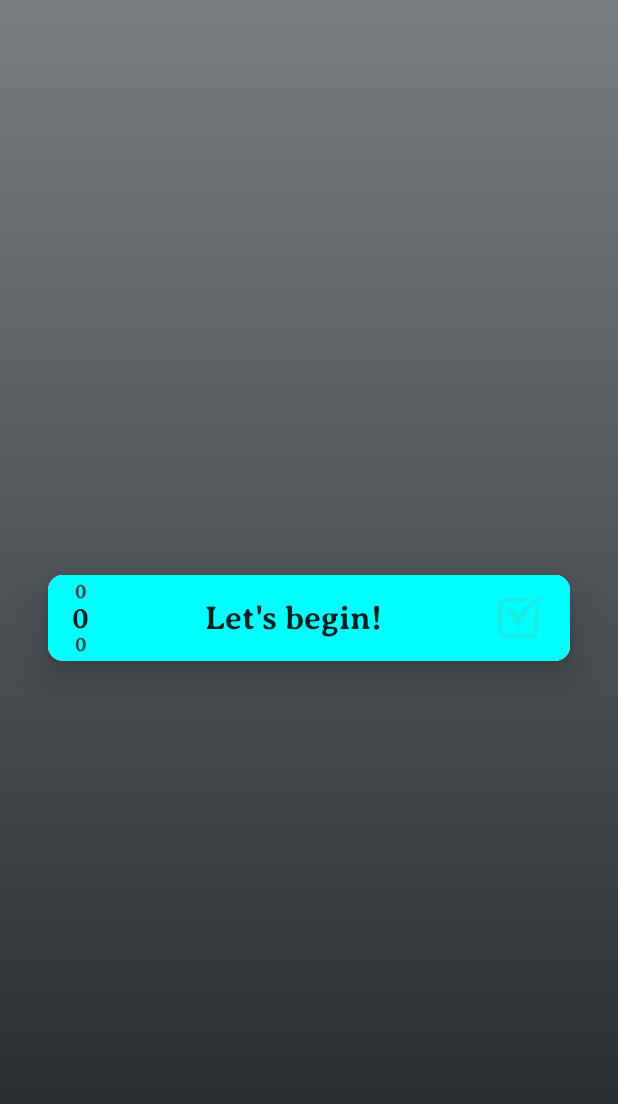
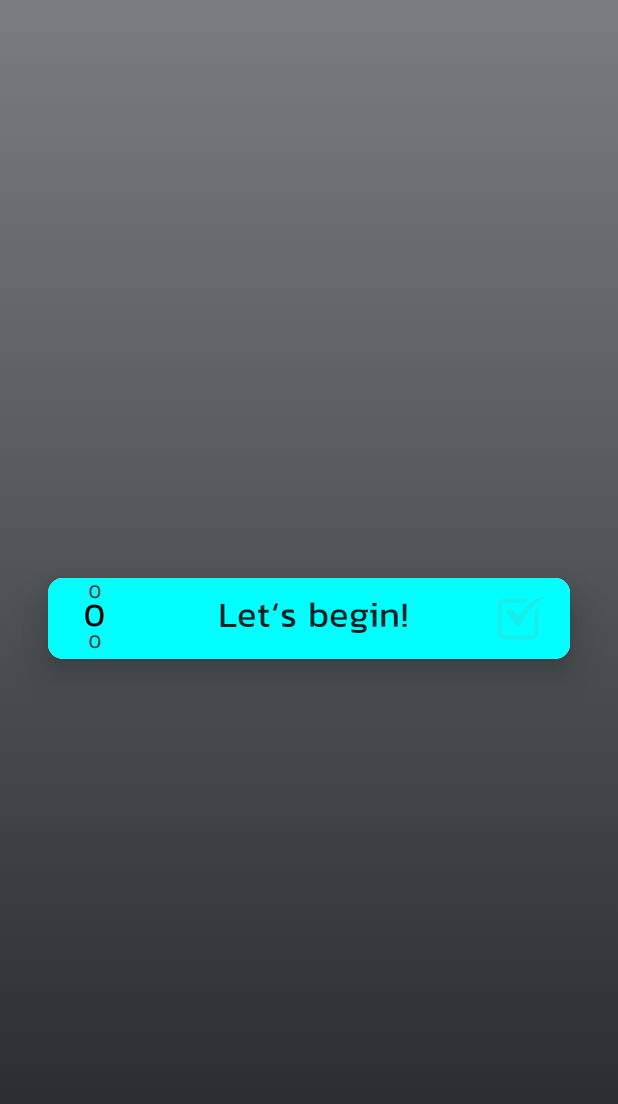
Before and after one commit to MargaritaBespalova/Shorts, an Android app built with Jetpack Compose: the screen it shows after launch (RootActivity), on a phone screen of 412 x 824 dp. Shown: the top 1104 px of the screen. Run offline under Robolectric (Android 15) with nearby library versions, the phone set to English and light mode, and no system bars.

Commit message:
deleted variables from RootActivity, add-on style for text, fix bugs

```diff
--- a/app/src/main/java/com/example/shorts/ui/RootActivity.kt
+++ b/app/src/main/java/com/example/shorts/ui/RootActivity.kt
@@ -10,10 +10,13 @@ import androidx.compose.foundation.layout.Column
 import androidx.compose.foundation.layout.fillMaxSize
 import androidx.compose.ui.Alignment
 import androidx.compose.ui.Modifier
+import androidx.compose.ui.graphics.toArgb
+import com.example.shorts.ui.theme.ShortsTheme
+import com.example.shorts.ui.theme.dark
+import com.example.shorts.ui.theme.light
 import com.example.shorts.ui.view_model.MainViewModel
+import com.example.shorts.ui.widgets.Background
 import com.example.shorts.ui.widgets.StartButton
-import com.example.shorts.ui.theme.ShortsTheme
-import com.example.shorts.ui.widgets.Background
 import com.example.shorts.ui.widgets.StopButton
 import org.koin.androidx.viewmodel.ext.android.viewModel
 import org.koin.core.parameter.parametersOf
@@ -23,22 +26,20 @@ class RootActivity : ComponentActivity() {
     private val handler = Handler(Looper.getMainLooper())
     private val viewModel: MainViewModel by viewModel { parametersOf(handler) }
     override fun onCreate(savedInstanceState: Bundle?) {
+        this.window.navigationBarColor = dark.toArgb()
+        this.window.statusBarColor = light.toArgb()
         super.onCreate(savedInstanceState)
         setContent {
             ShortsTheme {
-                val timeBox = viewModel.timeBox
-                val showStopButton = viewModel.stopButtonState
-                val time = viewModel.recoverTime
-                val checkIconState = viewModel.checkIconState
-                val startPhrase = viewModel.startPhrase
+                //val timeBox = viewModel.timeBox
                 Background()
                 Column(
                     modifier = Modifier.fillMaxSize(),
                     verticalArrangement = Arrangement.SpaceEvenly,
                     horizontalAlignment = Alignment.CenterHorizontally,
                 ) {
-                    StartButton(viewModel, timeBox, time, checkIconState, startPhrase)
-                    StopButton(showStopButton,viewModel)
+                    StartButton(viewModel)
+                    StopButton(viewModel)
                 }
             }
         }
--- a/app/src/main/java/com/example/shorts/ui/theme/Color.kt
+++ b/app/src/main/java/com/example/shorts/ui/theme/Color.kt
@@ -7,3 +7,5 @@ val Purple500 = Color(0xFF6200EE)
 val Purple700 = Color(0xFF3700B3)
 val Teal200 = Color(0xFF03DAC5)
 val Orange = Color(0xFFFF9800)
+val dark = Color(0xFF212428)
+val light = Color(0xFF797C80)
--- a/app/src/main/java/com/example/shorts/ui/theme/Type.kt
+++ b/app/src/main/java/com/example/shorts/ui/theme/Type.kt
@@ -1,6 +1,7 @@
 package com.example.shorts.ui.theme
 
 import androidx.compose.material.Typography
+import androidx.compose.ui.graphics.Color
 import androidx.compose.ui.text.TextStyle
 import androidx.compose.ui.text.font.Font
 import androidx.compose.ui.text.font.FontFamily
@@ -11,9 +12,20 @@ import com.example.shorts.R
 // Set of Material typography styles to start with
 val Typography = Typography(
     body1 = TextStyle(
+
         fontFamily = FontFamily.Default,
         fontWeight = FontWeight.Normal,
-        fontSize = 16.sp
+        fontSize = 16.sp,
+    ),
+    h6 = TextStyle(
+        color = Color.Black,
+        fontSize = 20.sp,
+        fontFamily = FontFamily(Font(R.font.kanit_cyrillic))
+    ),
+    caption = TextStyle(
+        color = Color.DarkGray,
+        fontSize = 12.sp,
+        fontFamily = FontFamily(Font(R.font.kanit_cyrillic))
     )
     /* Other default text styles to override
     button = TextStyle(
@@ -29,5 +41,4 @@ val Typography = Typography(
     */
 )
 
-val best_bold = FontFamily(Font(R.font.averia_serif_bold))
-val best_italic = FontFamily(Font(R.font.averia_serif_italic))
+val cyrillic = FontFamily(Font(R.font.kanit_cyrillic))
--- a/app/src/main/java/com/example/shorts/ui/view_model/MainViewModel.kt
+++ b/app/src/main/java/com/example/shorts/ui/view_model/MainViewModel.kt
@@ -59,7 +59,7 @@ class MainViewModel(
 
     fun getText(): String {
         return if (timeBox.firstStart) application.getString(R.string.stop)
-        else application.getString(R.string.need_rest)
+        else application.getString(R.string.maxed_out)
     }
 
     private fun isTrainingDone(done: Boolean) {
@@ -124,7 +124,7 @@ class MainViewModel(
     }
 
     private fun modifyPrompt(time: Int): String {
-        return if (time % 8 == 7) application.getString(R.string.do_it)
+        return if (time % 8 in (6..7)) application.getString(R.string.do_it)
         else application.getString(R.string.stay)
     }
 
--- a/app/src/main/java/com/example/shorts/ui/widgets/RecoverTimer.kt
+++ b/app/src/main/java/com/example/shorts/ui/widgets/RecoverTimer.kt
@@ -11,12 +11,10 @@ import androidx.compose.ui.Alignment
 import androidx.compose.ui.Modifier
 import androidx.compose.ui.graphics.Color
 import androidx.compose.ui.res.stringResource
-import androidx.compose.ui.tooling.preview.Preview
 import androidx.compose.ui.unit.dp
 import androidx.compose.ui.unit.sp
 import com.example.shorts.R
-import com.example.shorts.ui.theme.best_bold
-import com.example.shorts.ui.theme.best_italic
+import com.example.shorts.ui.theme.cyrillic
 import com.example.shorts.utils.FINISHED
 
 @Composable
@@ -36,15 +34,15 @@ fun RecoverTimer(time: String) {
                     text = stringResource(R.string.restore_energy),
                     modifier = Modifier.padding(end = 8.dp),
                     color = Color.White,
-                    fontSize = 13.sp,
-                    fontFamily = best_italic,
+                    fontSize = 12.sp,
+                    fontFamily = cyrillic,
                 )
                 Text(
                     text = time,
                     modifier = Modifier.padding(end = 12.dp),
                     color = Color.White,
-                    fontSize = 12.sp,
-                    fontFamily = best_italic,
+                    fontSize = 10.sp,
+                    fontFamily = cyrillic,
                 )
             }
         }
--- a/app/src/main/java/com/example/shorts/ui/widgets/StartButtonView.kt
+++ b/app/src/main/java/com/example/shorts/ui/widgets/StartButtonView.kt
@@ -10,9 +10,11 @@ import androidx.compose.foundation.layout.Row
 import androidx.compose.foundation.layout.fillMaxWidth
 import androidx.compose.foundation.layout.padding
 import androidx.compose.foundation.layout.size
+import androidx.compose.foundation.layout.width
 import androidx.compose.foundation.layout.widthIn
 import androidx.compose.foundation.shape.RoundedCornerShape
 import androidx.compose.material.Card
+import androidx.compose.material.MaterialTheme
 import androidx.compose.material.Text
 import androidx.compose.runtime.Composable
 import androidx.compose.ui.Alignment
@@ -24,19 +26,13 @@ import androidx.compose.ui.text.TextStyle
 import androidx.compose.ui.unit.dp
 import androidx.compose.ui.unit.sp
 import com.example.shorts.R
-import com.example.shorts.features.storage.domain.model.TimeBox
 import com.example.shorts.ui.theme.Orange
-import com.example.shorts.ui.theme.best_bold
-import com.example.shorts.ui.theme.best_italic
+import com.example.shorts.ui.theme.cyrillic
 import com.example.shorts.ui.view_model.MainViewModel
 
 @Composable
 fun StartButton(
     viewModel: MainViewModel,
-    timeBox: TimeBox,
-    recoverTime: String,
-    checkIconState: Float,
-    startPhrase: String
 ) {
     Column(
         modifier = Modifier.padding(32.dp)
@@ -48,30 +44,40 @@ fun StartButton(
         ) {
             Box(
                 modifier = Modifier.background(
-                    if (timeBox.currentTime % 8 == 7) Orange
+                    if (viewModel.timeBox.currentTime % 8 in (6..7)) Orange
                     else Color.Cyan)
             ) {
                 Row(
                     modifier = Modifier
                         .fillMaxWidth()
-                        .padding(start = 16.dp, top = 4.dp, end = 16.dp, bottom = 4.dp),
+                        .padding(start = 8.dp, top = 4.dp, end = 16.dp, bottom = 4.dp),
                     horizontalArrangement = Arrangement.SpaceBetween,
                     verticalAlignment = Alignment.CenterVertically
                 ) {
                     Column(
+                        modifier = Modifier.width(46.dp),
                         verticalArrangement = Arrangement.SpaceBetween,
                         horizontalAlignment = Alignment.CenterHorizontally
                     ) {
-                        Text(text = "${timeBox.aboveTime}", color = Color.DarkGray, fontSize = 13.sp, fontFamily = best_bold)
-                        Text(text = "${timeBox.currentTime}", fontSize = 19.sp, fontFamily = best_bold)
-                        Text(text = "${timeBox.belowTime}", color = Color.DarkGray, fontSize = 13.sp, fontFamily = best_bold)
+                        Text(
+                            text = "${viewModel.timeBox.aboveTime}",
+                            style = MaterialTheme.typography.caption
+                        )
+                        Text(
+                            text = "${viewModel.timeBox.currentTime}",
+                            style = MaterialTheme.typography.h6
+                        )
+                        Text(
+                            text = "${viewModel.timeBox.belowTime}",
+                            style = MaterialTheme.typography.caption
+                        )
                     }
                     Text(
-                        text = startPhrase,
+                        text = viewModel.startPhrase,
                         modifier = Modifier.widthIn(max = 200.dp),
                         style = TextStyle.Default,
-                        fontSize = if (startPhrase.length > 14) 19.sp else 22.sp,
-                        fontFamily = best_bold,
+                        fontSize = if (viewModel.startPhrase.length > 14) 19.sp else 22.sp,
+                        fontFamily = cyrillic,
                         maxLines = 1,
                     )
                     Image(
@@ -79,12 +85,12 @@ fun StartButton(
                         contentDescription = "check",
                         modifier = Modifier
                             .size(32.dp)
-                            .graphicsLayer { alpha = checkIconState },
+                            .graphicsLayer { alpha = viewModel.checkIconState },
                         alignment = Alignment.CenterEnd,
                     )
                 }
             }
         }
-        RecoverTimer(time = recoverTime)
+        RecoverTimer(time = viewModel.recoverTime)
     }
 }
--- a/app/src/main/java/com/example/shorts/ui/widgets/StopButtonView.kt
+++ b/app/src/main/java/com/example/shorts/ui/widgets/StopButtonView.kt
@@ -5,23 +5,18 @@ import androidx.compose.foundation.combinedClickable
 import androidx.compose.foundation.layout.padding
 import androidx.compose.foundation.shape.RoundedCornerShape
 import androidx.compose.material.Card
+import androidx.compose.material.MaterialTheme
 import androidx.compose.material.Text
 import androidx.compose.runtime.Composable
 import androidx.compose.ui.Modifier
 import androidx.compose.ui.graphics.Color
 import androidx.compose.ui.unit.dp
-import androidx.compose.ui.unit.sp
-import com.example.shorts.ui.theme.best_bold
-import com.example.shorts.ui.theme.best_italic
 import com.example.shorts.ui.view_model.MainViewModel
 
 @OptIn(ExperimentalFoundationApi::class)
 @Composable
-fun StopButton(
-    showStopButton: Boolean,
-    viewModel: MainViewModel,
-) {
-    if (showStopButton) {
+fun StopButton(viewModel: MainViewModel) {
+    if (viewModel.stopButtonState) {
         Card(
             modifier = Modifier.combinedClickable(
                 onClick = { viewModel.stopFirstTraining() },
@@ -33,13 +28,8 @@ fun StopButton(
         ) {
             Text(
                 text = viewModel.getText(),
-                modifier = Modifier.padding(
-                    start = 20.dp,
-                    top = 10.dp,
-                    end = 20.dp,
-                    bottom = 10.dp),
-                fontSize = 13.sp,
-                fontFamily = best_bold,
+                modifier = Modifier.padding(start = 10.dp, top = 11.dp, end = 10.dp, bottom = 10.dp),
+                style = MaterialTheme.typography.caption,
             )
         }
     }
--- a/app/src/main/res/values/strings.xml
+++ b/app/src/main/res/values/strings.xml
@@ -3,9 +3,9 @@
     <string name="restore_energy">Restore your energy</string>
     <string name="start">Let\'s begin!</string>
     <string name="stop">Stop</string>
-    <string name="need_rest">Need rest</string>
+    <string name="maxed_out">Maxed out</string>
     <string name="done">Well done!</string>
-    <string name="do_it">Do push-ups</string>
+    <string name="do_it">Do push-up</string>
     <string name="stay">Hold the plank</string>
     <string name="greeting">Welcome back to the gang!</string>
 </resources>
```
Also changed, not shown: app/src/main/res/font/averia_serif_bold.ttf (deleted), app/src/main/res/font/averia_serif_italic.ttf (deleted), app/src/main/res/font/kanit_cyrillic.ttf (added), 1 other file.
